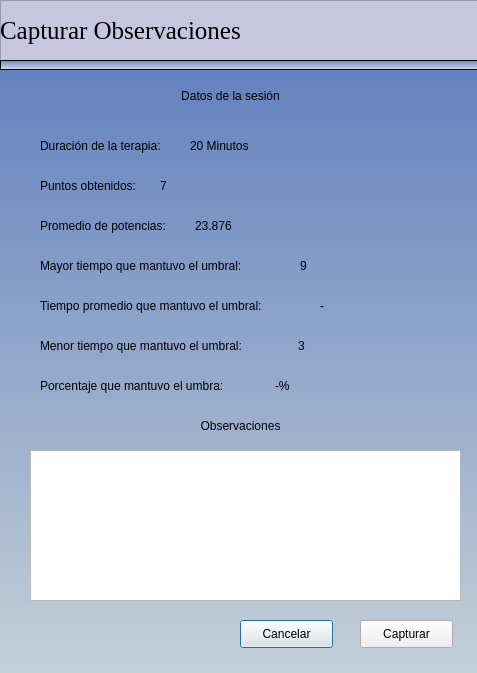
First picture: the form in pythonProject/vistas/capturarObservaciones.ui, repository francisco2124/Cognidron-EEG-Version1.0, before the edit.
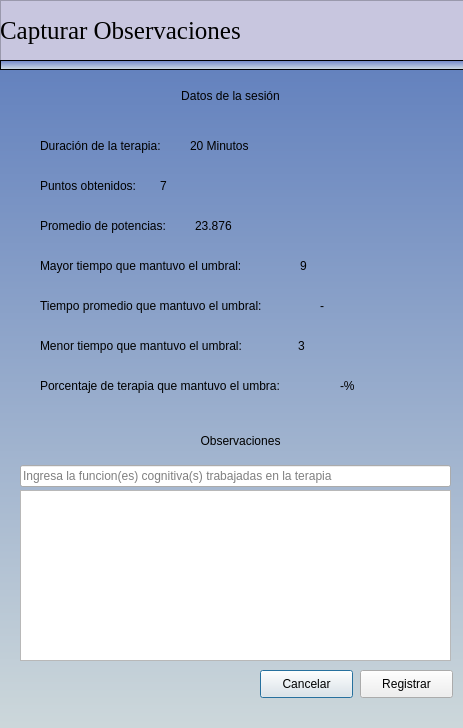
Second picture: the form after the edit. Icons and pictures are not drawn.

```diff
--- a/pythonProject/vistas/capturarObservaciones.ui
+++ b/pythonProject/vistas/capturarObservaciones.ui
@@ -6,8 +6,8 @@
    <rect>
     <x>0</x>
     <y>0</y>
-    <width>477</width>
-    <height>673</height>
+    <width>463</width>
+    <height>728</height>
    </rect>
   </property>
   <property name="windowTitle">
@@ -132,10 +132,10 @@
   <widget class="QTextEdit" name="teObservaciones">
    <property name="geometry">
     <rect>
-     <x>30</x>
-     <y>450</y>
+     <x>20</x>
+     <y>490</y>
      <width>431</width>
-     <height>151</height>
+     <height>171</height>
     </rect>
    </property>
   </widget>
@@ -143,7 +143,7 @@
    <property name="geometry">
     <rect>
      <x>10</x>
-     <y>410</y>
+     <y>425</y>
      <width>461</width>
      <height>31</height>
     </rect>
@@ -161,8 +161,8 @@
   <widget class="QPushButton" name="pushButton">
    <property name="geometry">
     <rect>
-     <x>240</x>
-     <y>620</y>
+     <x>260</x>
+     <y>670</y>
      <width>93</width>
      <height>28</height>
     </rect>
@@ -175,13 +175,13 @@
    <property name="geometry">
     <rect>
      <x>360</x>
-     <y>620</y>
+     <y>670</y>
      <width>93</width>
      <height>28</height>
     </rect>
    </property>
    <property name="text">
-    <string>Capturar</string>
+    <string>Registrar</string>
    </property>
   </widget>
   <widget class="QLabel" name="label_4">
@@ -245,7 +245,7 @@
     <string notr="true">font: 9pt &quot;MS Shell Dlg 2&quot;;</string>
    </property>
    <property name="text">
-    <string>Porcentaje que mantuvo el umbra:</string>
+    <string>Porcentaje de terapia que mantuvo el umbra:</string>
    </property>
   </widget>
   <widget class="QLabel" name="label_8">
@@ -319,7 +319,7 @@
   <widget class="QLabel" name="lbTiempoUmbralObtenido">
    <property name="geometry">
     <rect>
-     <x>275</x>
+     <x>340</x>
      <y>370</y>
      <width>121</width>
      <height>31</height>
@@ -428,6 +428,19 @@
     <string>3</string>
    </property>
   </widget>
+  <widget class="QLineEdit" name="etFuncionCognitiva">
+   <property name="geometry">
+    <rect>
+     <x>20</x>
+     <y>465</y>
+     <width>431</width>
+     <height>22</height>
+    </rect>
+   </property>
+   <property name="placeholderText">
+    <string>Ingresa la funcion(es) cognitiva(s) trabajadas en la terapia</string>
+   </property>
+  </widget>
  </widget>
  <resources>
   <include location="images/image.qrc"/>
```
Left out of the diff: 6 changed lines with no effect on the pictures.
